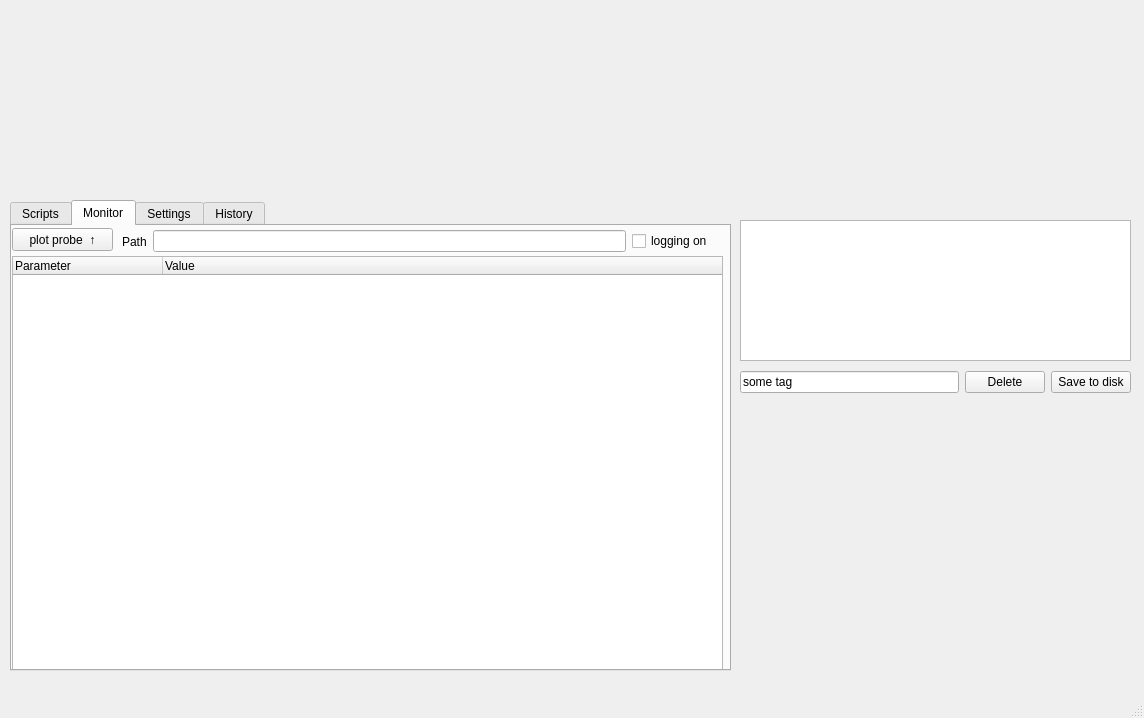
This is src/core/basic_application_window.ui in LISE-B26/pylabcontrol as Qt 5 draws it before an edit. The edited form follows.
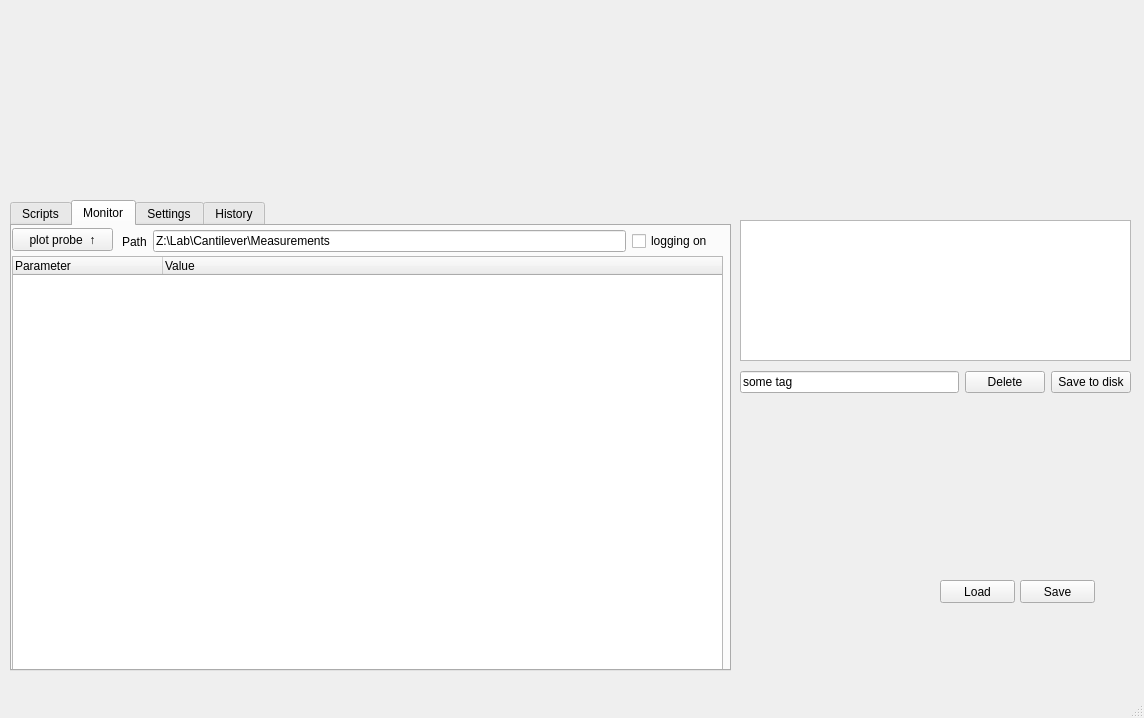
This is the edited form. The open tabs and pages were chosen to show the change. Custom widgets are drawn as their Qt base class.

Commit message: added save and load button

Diff of the .ui file:
```diff
--- a/src/core/basic_application_window.ui
+++ b/src/core/basic_application_window.ui
@@ -268,7 +268,11 @@
         </widget>
        </item>
        <item>
-        <widget class="QLineEdit" name="txt_probe_log_path"/>
+        <widget class="QLineEdit" name="txt_probe_log_path">
+         <property name="text">
+          <string>Z:\Lab\Cantilever\Measurements</string>
+         </property>
+        </widget>
        </item>
        <item>
         <widget class="QCheckBox" name="chk_probe_log">
@@ -362,6 +366,32 @@
      </rect>
     </property>
    </widget>
+   <widget class="QPushButton" name="btn_save_gui">
+    <property name="geometry">
+     <rect>
+      <x>1020</x>
+      <y>580</y>
+      <width>75</width>
+      <height>23</height>
+     </rect>
+    </property>
+    <property name="text">
+     <string>Save</string>
+    </property>
+   </widget>
+   <widget class="QPushButton" name="btn_load_gui">
+    <property name="geometry">
+     <rect>
+      <x>940</x>
+      <y>580</y>
+      <width>75</width>
+      <height>23</height>
+     </rect>
+    </property>
+    <property name="text">
+     <string>Load</string>
+    </property>
+   </widget>
    <zorder>layoutWidget</zorder>
    <zorder>list_records</zorder>
    <zorder>tabWidget</zorder>
```
Left out of the diff: 4 changed lines with no effect on the pictures. The commit also changes 1 other file.
